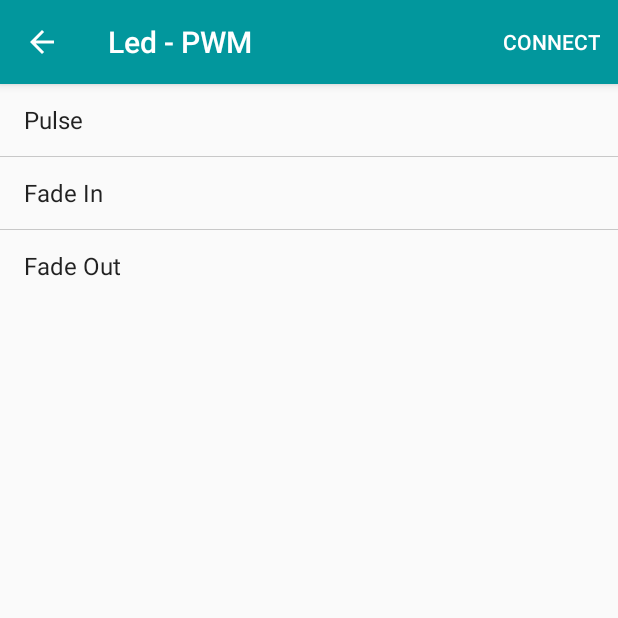
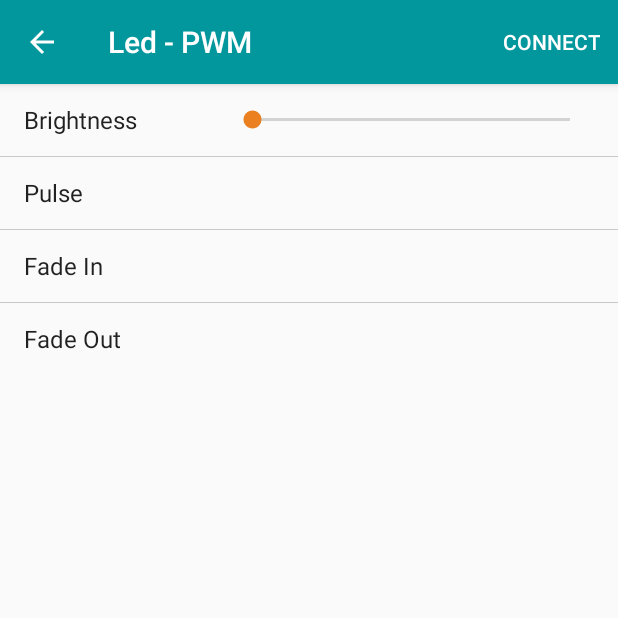
Before and after one commit to xujiaao/android-firmata, an Android app: the PwmLedActivity screen opened directly, with no data from a screen before it, on a phone screen of 412 x 824 dp, the top half of it. Run offline under Robolectric (Android 15) with nearby library versions, the phone set to English and light mode, and no system bars; 10 statements that could not run were skipped.

Commit message:
Initial Commit

```diff
--- a/android-firmata-sample/src/main/java/com/xujiaao/android/firmata/sample/led/PwmLedActivity.kt
+++ b/android-firmata-sample/src/main/java/com/xujiaao/android/firmata/sample/led/PwmLedActivity.kt
@@ -7,6 +7,7 @@ import com.xujiaao.android.firmata.sample.R
 import com.xujiaao.android.firmata.sample.SampleActivity
 import kotlinx.android.synthetic.main.activity_led_pwm.*
 import org.jetbrains.anko.sdk25.coroutines.onClick
+import org.jetbrains.anko.sdk25.coroutines.onSeekBarChangeListener
 
 class PwmLedActivity : SampleActivity() {
 
@@ -15,6 +16,13 @@ class PwmLedActivity : SampleActivity() {
     override fun onCreate(savedInstanceState: Bundle?) {
         super.onCreate(savedInstanceState)
         setContentView(R.layout.activity_led_pwm)
+
+        brightness.onSeekBarChangeListener {
+            onProgressChanged { _, progress, _ ->
+                mLed?.clearAnimation()
+                mLed?.setValue(progress.toFloat() / brightness.max)
+            }
+        }
 
         action_pulse.onClick {
             mLed?.pulse(1000)
--- a/android-firmata-sample/src/main/res/layout/activity_led_pwm.xml
+++ b/android-firmata-sample/src/main/res/layout/activity_led_pwm.xml
@@ -12,6 +12,18 @@
             style="@style/Sample.Tips"
             app:image="@drawable/tips_led_pwm"
             app:tips="@array/tips_led_pwm" />
+
+        <LinearLayout style="@style/Sample.Action.Container">
+
+            <TextView
+                style="@style/Sample.Sub.Title"
+                android:text="@string/label_brightness" />
+
+            <SeekBar
+                android:id="@+id/brightness"
+                style="@style/Sample.Sub.Content"
+                android:max="100" />
+        </LinearLayout>
 
         <TextView
             android:id="@+id/action_pulse"
--- a/android-firmata-sample/src/main/res/values/strings.xml
+++ b/android-firmata-sample/src/main/res/values/strings.xml
@@ -34,6 +34,7 @@
 
     <string name="label_switch">On/Off</string>
     <string name="label_blink">Blink</string>
+    <string name="label_brightness">Brightness</string>
     <string name="label_pulse">Pulse</string>
     <string name="label_fade_in">Fade In</string>
     <string name="label_fade_out">Fade Out</string>
```
